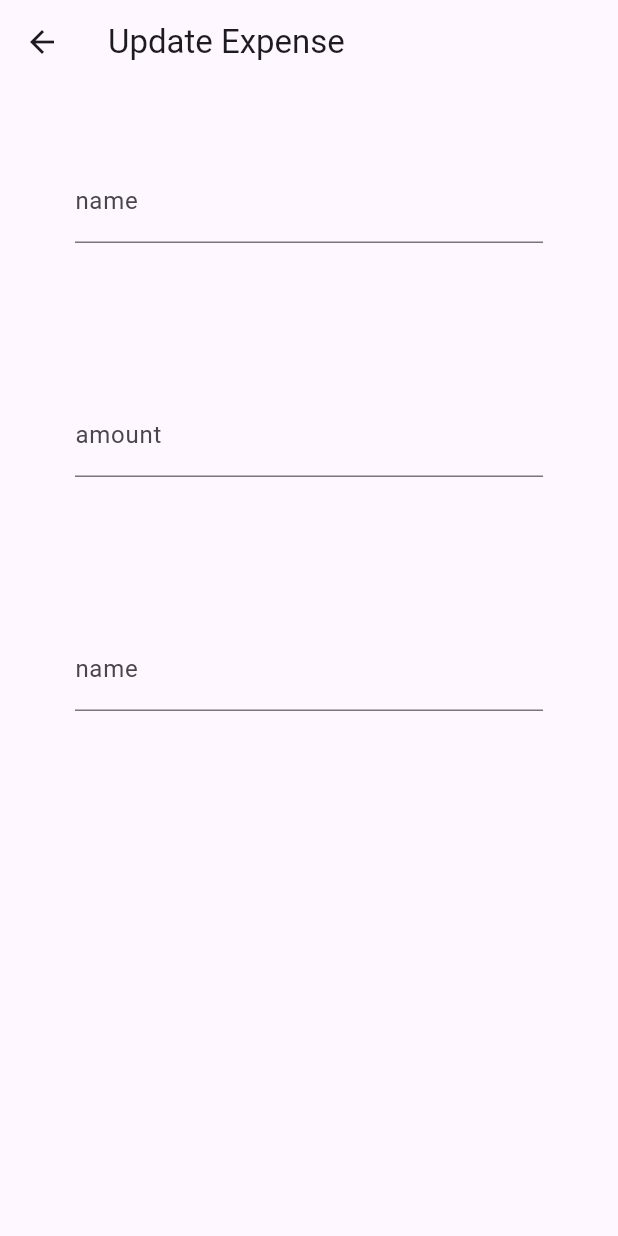
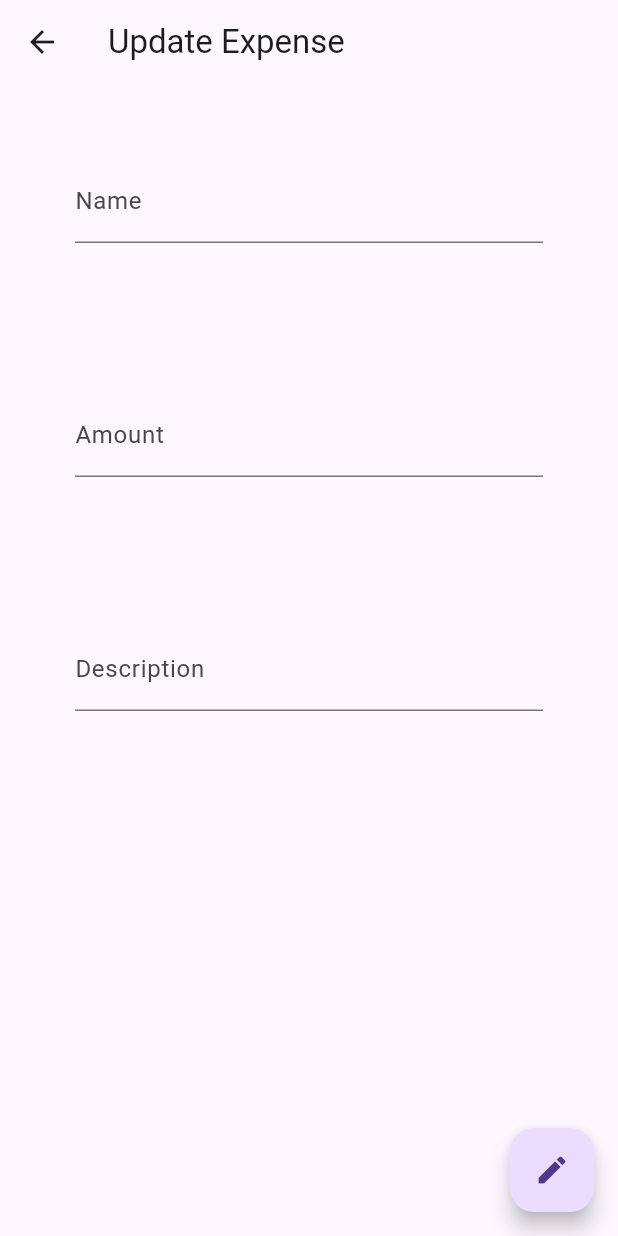
Before and after one commit to omzkiii/Sales-Tracker, a Flutter app: the FormExpense screen opened directly, on a phone screen of 412 x 824 dp. Run offline on Flutter 3.47's test engine with Material 3 defaults, Android fonts, the phone set to English and light mode, and no system bars; our stand-ins replace sqflite; accounts and stored records are empty.

Commit message:
add floating action button to form_expense

```diff
--- a/lib/views/form_expense.dart
+++ b/lib/views/form_expense.dart
@@ -14,6 +14,8 @@ class _FormExpenseState extends State<FormExpense> {
   late var descContoller = TextEditingController();
 
   String _formTitle = "Update Expense";
+  // Function _expenseOperation = updateListing;
+  IconData _floatingIcon = Icons.edit;
 
   @override
   void initState() {
@@ -30,14 +32,23 @@ class _FormExpenseState extends State<FormExpense> {
       body: Form(
         child: Column(
           children: [
-            InputField<String>(inputName: "name", controller: nameController),
+            InputField<String>(inputName: "Name", controller: nameController),
             InputField<double>(
-              inputName: "amount",
+              inputName: "Amount",
               controller: amountController,
             ),
-            InputField<String>(inputName: "name", controller: descContoller),
+            InputField<String>(
+              inputName: "Description",
+              controller: descContoller,
+            ),
           ],
         ),
+      ),
+      floatingActionButton: FloatingActionButton(
+        child: Icon(_floatingIcon),
+        onPressed: () {
+          Navigator.pop(context, true);
+        },
       ),
     );
   }
```
